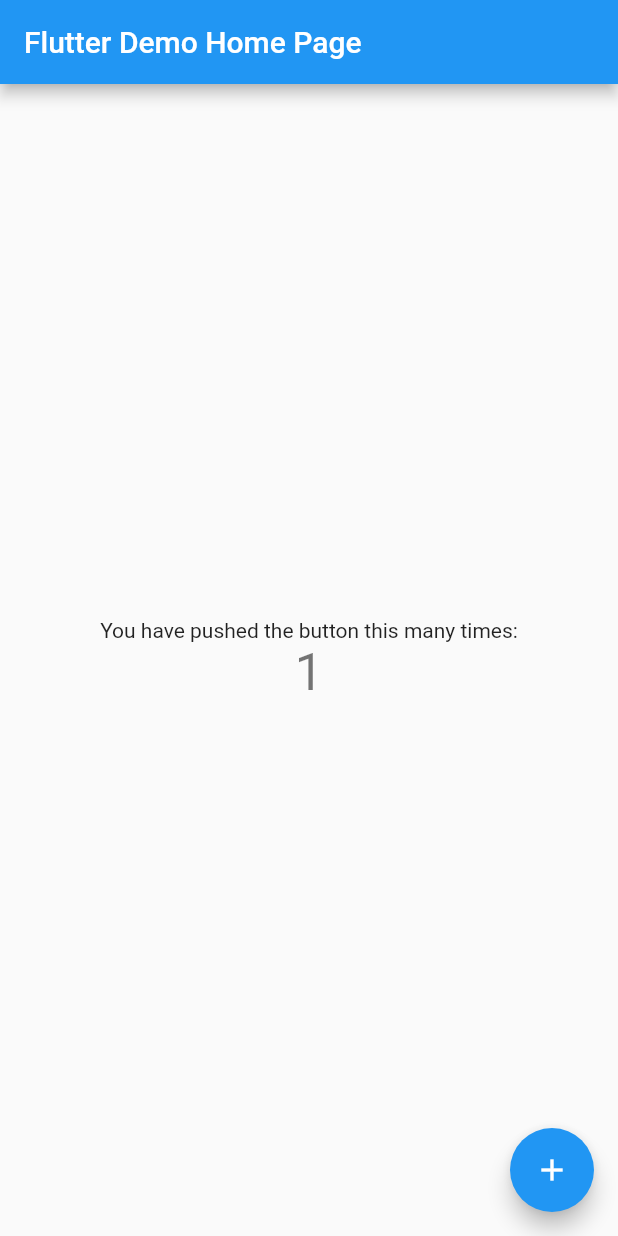
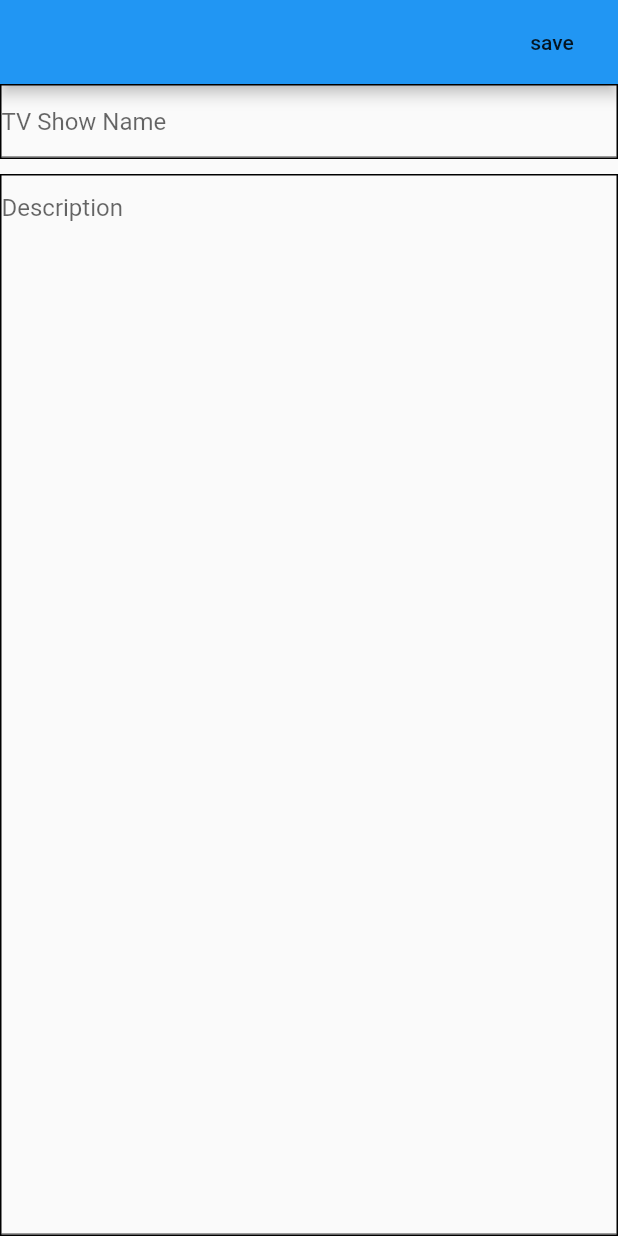
Before and after one commit to it19075136/spark-tv-show-reminder, a Flutter app: the screen it shows after launch, after a tap on the "add" icon, on a phone screen of 412 x 824 dp. Run offline on Flutter 3.47's test engine with Material 2 defaults, Android fonts, the phone set to English and light mode, and no system bars; our stand-ins replace cloud_firestore, firebase_core; missing offline and left inert: dart:html; accounts and stored records are empty.

Commit message:
Tv Shows initial commit

```diff
--- a/lib/main.dart
+++ b/lib/main.dart
@@ -1,5 +1,6 @@
 import 'package:firebase_core/firebase_core.dart';
 import 'package:flutter/material.dart';
+import 'package:spark_tv_shows/pages/tv_show.dart';
 
 Future<void> main() async {
   //Initialized firebase to the project
@@ -12,6 +13,7 @@
       projectId: "555956113257",
     ),
   );
+  // await Firebase.initializeApp();
   runApp(const MyApp());
 }
 
@@ -25,103 +27,9 @@
       title: 'Spark TV Shows',
       debugShowCheckedModeBanner: false,
       theme: ThemeData(
-        // This is the theme of your application.
-        //
-        // Try running your application with "flutter run". You'll see the
-        // application has a blue toolbar. Then, without quitting the app, try
-        // changing the primarySwatch below to Colors.green and then invoke
-        // "hot reload" (press "r" in the console where you ran "flutter run",
-        // or simply save your changes to "hot reload" in a Flutter IDE).
-        // Notice that the counter didn't reset back to zero; the application
-        // is not restarted.
         primarySwatch: Colors.blue,
       ),
-      home: const MyHomePage(title: 'Flutter Demo Home Page'),
+      home: TvShow(),
     );
   }
 }
-
-class MyHomePage extends StatefulWidget {
-  const MyHomePage({Key? key, required this.title}) : super(key: key);
-
-  // This widget is the home page of your application. It is stateful, meaning
-  // that it has a State object (defined below) that contains fields that affect
-  // how it looks.
-
-  // This class is the configuration for the state. It holds the values (in this
-  // case the title) provided by the parent (in this case the App widget) and
-  // used by the build method of the State. Fields in a Widget subclass are
-  // always marked "final".
-
-  final String title;
-
-  @override
-  State<MyHomePage> createState() => _MyHomePageState();
-}
-
-class _MyHomePageState extends State<MyHomePage> {
-  int _counter = 0;
-
-  void _incrementCounter() {
-    setState(() {
-      // This call to setState tells the Flutter framework that something has
-      // changed in this State, which causes it to rerun the build method below
-      // so that the display can reflect the updated values. If we changed
-      // _counter without calling setState(), then the build method would not be
-      // called again, and so nothing would appear to happen.
-      _counter++;
-    });
-  }
-
-  @override
-  Widget build(BuildContext context) {
-    // This method is rerun every time setState is called, for instance as done
-    // by the _incrementCounter method above.
-    //
-    // The Flutter framework has been optimized to make rerunning build methods
-    // fast, so that you can just rebuild anything that needs updating rather
-    // than having to individually change instances of widgets.
-    return Scaffold(
-      appBar: AppBar(
-        // Here we take the value from the MyHomePage object that was created by
-        // the App.build method, and use it to set our appbar title.
-        title: Text(widget.title),
-      ),
-      body: Center(
-        // Center is a layout widget. It takes a single child and positions it
-        // in the middle of the parent.
-        child: Column(
-          // Column is also a layout widget. It takes a list of children and
-          // arranges them vertically. By default, it sizes itself to fit its
-          // children horizontally, and tries to be as tall as its parent.
-          //
-          // Invoke "debug painting" (press "p" in the console, choose the
-          // "Toggle Debug Paint" action from the Flutter Inspector in Android
-          // Studio, or the "Toggle Debug Paint" command in Visual Studio Code)
-          // to see the wireframe for each widget.
-          //
-          // Column has various properties to control how it sizes itself and
-          // how it positions its children. Here we use mainAxisAlignment to
-          // center the children vertically; the main axis here is the vertical
-          // axis because Columns are vertical (the cross axis would be
-          // horizontal).
-          mainAxisAlignment: MainAxisAlignment.center,
-          children: <Widget>[
-            const Text(
-              'You have pushed the button this many times:',
-            ),
-            Text(
-              '$_counter',
-              style: Theme.of(context).textTheme.headline4,
-            ),
-          ],
-        ),
-      ),
-      floatingActionButton: FloatingActionButton(
-        onPressed: _incrementCounter,
-        tooltip: 'Increment',
-        child: const Icon(Icons.add),
-      ), // This trailing comma makes auto-formatting nicer for build methods.
-    );
-  }
-}
--- /dev/null
+++ b/lib/pages/addTvShow.dart
@@ -0,0 +1,67 @@
+import 'package:cloud_firestore/cloud_firestore.dart';
+import 'package:flutter/material.dart';
+import 'package:spark_tv_shows/pages/tv_show.dart';
+
+class AddTvShow extends StatelessWidget {
+  TextEditingController tvShowName  = TextEditingController();
+  TextEditingController description = TextEditingController();
+  TextEditingController time        = TextEditingController();
+  TextEditingController date        = TextEditingController();
+  TextEditingController channel     = TextEditingController();
+
+  CollectionReference ref = FirebaseFirestore.instance.collection('shows');
+
+  @override
+  Widget build(BuildContext context) {
+    return Scaffold(
+      appBar: AppBar(actions: [
+        MaterialButton(onPressed: (){
+          ref.add({
+            'tvShowName': tvShowName.text,
+            'description': description.text,
+            // 'time': time.text,
+            // 'date': date.text,
+            // 'channel': channel.text,
+          }).whenComplete(() {
+            Navigator.pushReplacement(context, MaterialPageRoute(builder: (_) => TvShow()));
+          });
+        },
+        child: Text(
+          "save",
+        ),
+        )
+      ]),
+      body: Container(
+        child: Column(
+          children: [
+            Container(
+              decoration: BoxDecoration(border: Border.all()),
+              child: TextField(
+                controller:  tvShowName,
+                decoration: InputDecoration(
+                  hintText: 'TV Show Name',
+                ),
+              ),
+            ),
+            SizedBox(
+              height: 10,
+            ),
+            Expanded(
+              child: Container(
+              decoration: BoxDecoration(border: Border.all()),
+              child: TextField(
+                controller:  description,
+                expands: true,
+                maxLines: null,
+                decoration: InputDecoration(
+                  hintText: 'Description',
+                ),
+              ),
+            ),
+            )
+          ],
+        )
+      ),
+    );
+  }
+}
--- a/lib/pages/example.dart
+++ /dev/null
@@ -1 +0,0 @@
-// example dart file
--- /dev/null
+++ b/lib/pages/tv_show.dart
@@ -0,0 +1,97 @@
+import 'package:cloud_firestore/cloud_firestore.dart';
+import 'package:flutter/material.dart';
+import 'package:spark_tv_shows/pages/addTvShow.dart';
+import 'package:spark_tv_shows/pages/editTvShow.dart';
+
+class TvShow extends StatefulWidget {
+
+  @override
+  State<TvShow> createState() => _TvShowState();
+}
+
+class _TvShowState extends State<TvShow> {
+  final Stream<QuerySnapshot> _userStream = FirebaseFirestore.instance.collection('tvShows').snapshots();
+  @override
+  Widget build(BuildContext context) {
+    return Scaffold(
+      floatingActionButton: FloatingActionButton(
+        onPressed: () {
+          Navigator.pushReplacement(context, MaterialPageRoute(builder: (_) => AddTvShow()));
+        },
+        child: Icon(
+          Icons.add,
+        ),),
+        appBar: AppBar(
+          title: Text('Tv Shows'),
+        ),
+        body: StreamBuilder(
+          stream: _userStream,
+          builder: (BuildContext context, AsyncSnapshot<QuerySnapshot> snapshot){
+            if(snapshot.connectionState == ConnectionState.waiting){
+              return Text("Something is wrong");
+            }
+            if(snapshot.connectionState == ConnectionState.waiting){
+              return Center(
+                child: CircularProgressIndicator(),
+              );
+            }
+            return Container(
+              decoration: BoxDecoration(
+                borderRadius: BorderRadius.circular(12),
+              ),
+              child: ListView.builder(
+                itemCount: snapshot.data!.docs.length,
+                itemBuilder: (_, index) {
+                  return GestureDetector(
+                    onTap: (){
+                      Navigator.push(
+                        context,
+                        MaterialPageRoute(
+                          builder: (_) => EditTvShow(docid: snapshot.data!.docs[index],)));
+                    },
+                    child: Column(
+                      children: [
+                        SizedBox(
+                          height: 4,
+                        ),
+                        Padding(
+                          padding: EdgeInsets.only(
+                            left: 3,
+                            right: 3,
+                          ),
+                          child: ListTile(
+                            shape: RoundedRectangleBorder(
+                              borderRadius: BorderRadius.circular(10),
+                              side: BorderSide(
+                                color: Colors.black
+                                ),
+                            ),
+                            title: Text(
+                              snapshot.data!.docChanges[index].doc['tvShowName'],
+                              style: TextStyle(
+                                fontSize: 20,
+                              ),
+                            ),
+                            subtitle: Text(
+                              snapshot.data!.docChanges[index].doc['description'],
+                              style: TextStyle(
+                                fontSize: 20,
+                              ),
+                            ),
+                            contentPadding: EdgeInsets.symmetric(
+                              vertical: 12,
+                              horizontal: 16,
+                            ),
+                           ),
+                          ),
+                      ],
+                    )
+                  );
+                }
+                ),
+            );
+          }
+        ),
+    );
+  }
+}
--- a/pubspec.yaml
+++ b/pubspec.yaml
@@ -35,6 +35,7 @@
   # Use with the CupertinoIcons class for iOS style icons.
   cupertino_icons: ^1.0.2
   firebase_core: ^1.13.1
+  cloud_firestore: ^3.1.10
 
 dev_dependencies:
   flutter_test:
```
Also changed, not shown: lib/pages/editTvShow.dart (added, +93 -0 lines), pubspec.lock, 2 other files.
